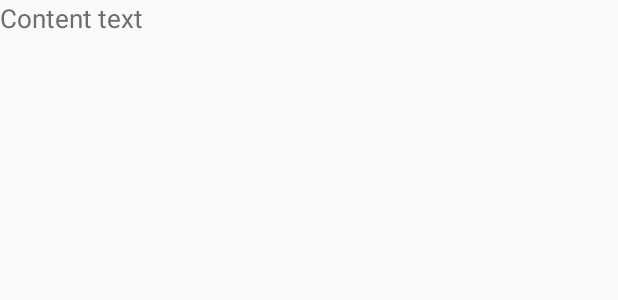
After one commit to Moonianne/marvel-comics-android, an Android app: the layout item_view_summary_cell.xml on its own in the app's theme, with its tools: preview values and no code run, on a phone screen of 412 x 824 dp. The commit adds this screen. Shown: the top 300 px of the screen. Run offline under Robolectric (Android 15) with nearby library versions, the phone set to English and light mode, and no system bars.

Commit message:
[chore] Add summary item cell (takes in any summary item)
- Could be prices, or list of authors or publish dates

```diff
--- /dev/null
+++ b/app/src/main/res/layout/item_view_summary_cell.xml
@@ -0,0 +1,17 @@
+<?xml version="1.0" encoding="utf-8"?>
+<LinearLayout xmlns:android="http://schemas.android.com/apk/res/android"
+    xmlns:tools="http://schemas.android.com/tools"
+    android:layout_width="match_parent"
+    android:layout_height="match_parent"
+    android:orientation="horizontal">
+
+    <!-- summary content text -->
+    <TextView
+        style="@style/TextAppearance.Detail.Content"
+        android:id="@+id/content_text"
+        android:layout_width="match_parent"
+        android:layout_height="wrap_content"
+        android:layout_marginBottom="@dimen/small_padding"
+        tools:text="Content text" />
+
+</LinearLayout>
--- a/app/src/main/res/values/colors.xml
+++ b/app/src/main/res/values/colors.xml
@@ -3,4 +3,5 @@
     <color name="colorPrimary">#3F51B5</color>
     <color name="colorPrimaryDark">#303F9F</color>
     <color name="colorAccent">#FF4081</color>
+    <color name="textColorSecondary">#6e6e6e</color>
 </resources>
--- a/app/src/main/res/values/dimens.xml
+++ b/app/src/main/res/values/dimens.xml
@@ -5,9 +5,16 @@
     <dimen name="gutter_width">16dp</dimen>
 
     <!-- padding -->
+    <dimen name="small_padding">4dp</dimen>
     <dimen name="textview_padding">8dp</dimen>
+    <dimen name="margin_view">8dp</dimen>
 
     <!-- comic list item -->
     <dimen name="list_item_image_size">72dp</dimen>
     <dimen name="list_item_title_text_size">18sp</dimen>
+
+    <dimen name="detail_header_text_size">17sp</dimen>
+    <dimen name="detail_content_text_size">17sp</dimen>
+
+    <dimen name="comic_details_header_height">160dp</dimen>
 </resources>
--- a/app/src/main/res/values/styles.xml
+++ b/app/src/main/res/values/styles.xml
@@ -8,4 +8,17 @@
         <item name="colorAccent">@color/colorAccent</item>
     </style>
 
+    <!-- detail header text style -->
+    <style name="TextAppearance"/>
+    <style name="TextAppearance.Detail" />
+    <style name="TextAppearance.Detail.Header" parent="TextAppearance.AppCompat.Title">
+        <item name="android:textSize">@dimen/detail_content_text_size</item>
+        <item name="android:textStyle">bold</item>
+    </style>
+
+    <style name="TextAppearance.Detail.Content" parent="TextAppearance.AppCompat.Caption">
+        <item name="android:textSize">@dimen/detail_content_text_size</item>
+        <item name="android:textColor">@color/textColorSecondary</item>
+    </style>
+
 </resources>
```
Also changed, not shown: app/src/main/java/com/segunfamisa/sample/comics/presentation/widget/SummaryCellView.java (added, +43 -0 lines).
